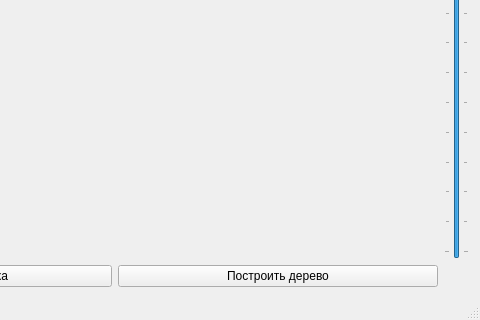
NikKropin/Diploma, file mainwindow.ui: the form before one commit; both pictures show x 220 to 700 and y 380 to 700 of the 700 by 700 pixel window.
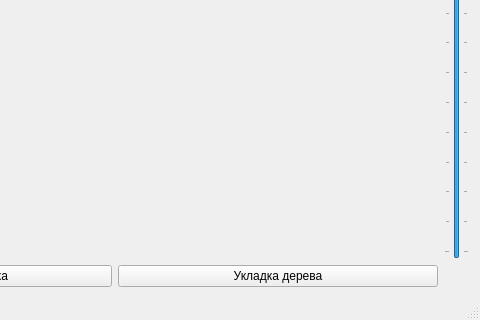
The form after the commit.

```diff
--- a/mainwindow.ui
+++ b/mainwindow.ui
@@ -55,7 +55,7 @@
       <item>
        <widget class="QPushButton" name="pushButton_2">
         <property name="text">
-         <string>Построить дерево</string>
+         <string>Укладка дерева</string>
         </property>
        </widget>
       </item>
```
Left out of the diff: 4 changed lines with no effect on the pictures.
